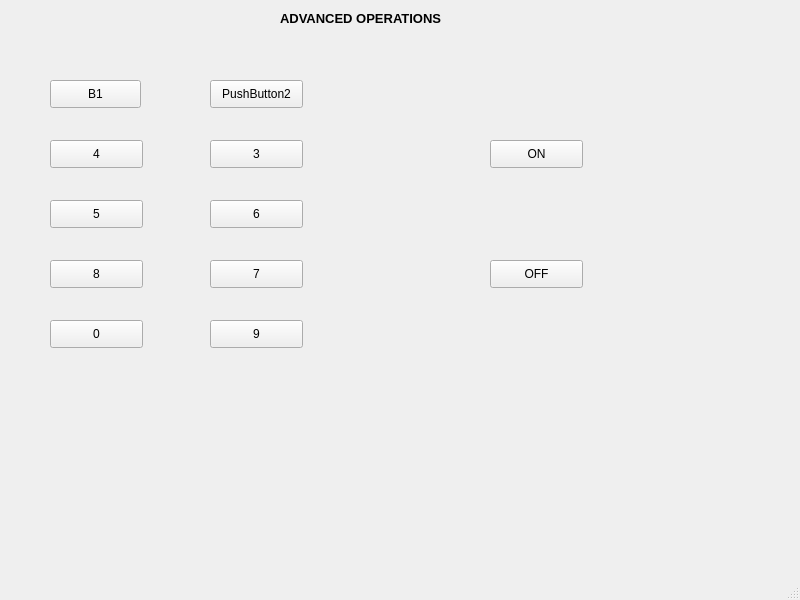
The window that NewGUI.ui (Patra2020/Image-Processing-GUI) describes before a commit, drawn with Qt 5.
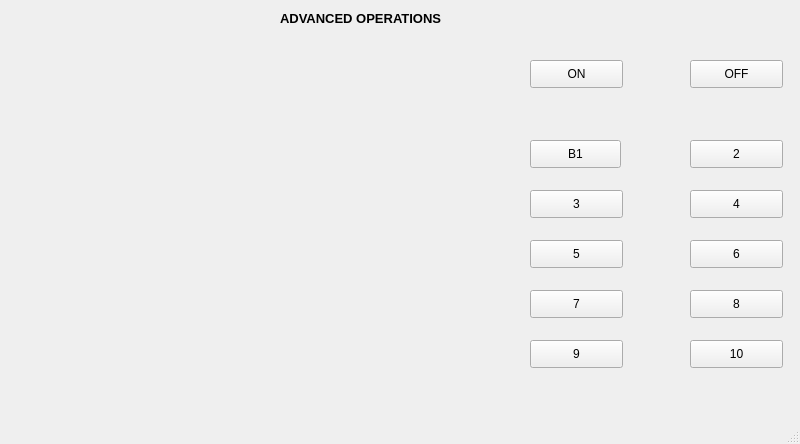
The same window after the commit.

Patch:
```diff
--- a/NewGUI.ui
+++ b/NewGUI.ui
@@ -7,7 +7,7 @@
     <x>0</x>
     <y>0</y>
     <width>800</width>
-    <height>600</height>
+    <height>444</height>
    </rect>
   </property>
   <property name="windowTitle">
@@ -37,8 +37,8 @@
    <widget class="QPushButton" name="pushButton_2">
     <property name="geometry">
      <rect>
-      <x>50</x>
-      <y>140</y>
+      <x>690</x>
+      <y>190</y>
       <width>93</width>
       <height>28</height>
      </rect>
@@ -50,8 +50,8 @@
    <widget class="QPushButton" name="pushButton_3">
     <property name="geometry">
      <rect>
-      <x>50</x>
-      <y>200</y>
+      <x>530</x>
+      <y>240</y>
       <width>93</width>
       <height>28</height>
      </rect>
@@ -63,8 +63,8 @@
    <widget class="QPushButton" name="pushButton_4">
     <property name="geometry">
      <rect>
-      <x>50</x>
-      <y>260</y>
+      <x>690</x>
+      <y>290</y>
       <width>93</width>
       <height>28</height>
      </rect>
@@ -76,21 +76,21 @@
    <widget class="QPushButton" name="pushButton_5">
     <property name="geometry">
      <rect>
-      <x>50</x>
-      <y>320</y>
+      <x>690</x>
+      <y>340</y>
       <width>93</width>
       <height>28</height>
      </rect>
     </property>
     <property name="text">
-     <string>0</string>
+     <string>10</string>
     </property>
    </widget>
    <widget class="QPushButton" name="pushButton">
     <property name="geometry">
      <rect>
-      <x>50</x>
-      <y>80</y>
+      <x>530</x>
+      <y>140</y>
       <width>91</width>
       <height>28</height>
      </rect>
@@ -102,21 +102,21 @@
    <widget class="QPushButton" name="pushButton_6">
     <property name="geometry">
      <rect>
-      <x>210</x>
-      <y>80</y>
+      <x>690</x>
+      <y>140</y>
       <width>93</width>
       <height>28</height>
      </rect>
     </property>
     <property name="text">
-     <string>PushButton2</string>
+     <string>2</string>
     </property>
    </widget>
    <widget class="QPushButton" name="pushButton_7">
     <property name="geometry">
      <rect>
-      <x>210</x>
-      <y>140</y>
+      <x>530</x>
+      <y>190</y>
       <width>93</width>
       <height>28</height>
      </rect>
@@ -128,8 +128,8 @@
    <widget class="QPushButton" name="pushButton_8">
     <property name="geometry">
      <rect>
-      <x>210</x>
-      <y>200</y>
+      <x>690</x>
+      <y>240</y>
       <width>93</width>
       <height>28</height>
      </rect>
@@ -141,8 +141,8 @@
    <widget class="QPushButton" name="pushButton_9">
     <property name="geometry">
      <rect>
-      <x>210</x>
-      <y>260</y>
+      <x>530</x>
+      <y>290</y>
       <width>93</width>
       <height>28</height>
      </rect>
@@ -154,8 +154,8 @@
    <widget class="QPushButton" name="pushButton_10">
     <property name="geometry">
      <rect>
-      <x>210</x>
-      <y>320</y>
+      <x>530</x>
+      <y>340</y>
       <width>93</width>
       <height>28</height>
      </rect>
@@ -167,8 +167,8 @@
    <widget class="QPushButton" name="pushButton_11">
     <property name="geometry">
      <rect>
-      <x>490</x>
-      <y>140</y>
+      <x>530</x>
+      <y>60</y>
       <width>93</width>
       <height>28</height>
      </rect>
@@ -180,8 +180,8 @@
    <widget class="QPushButton" name="pushButton_12">
     <property name="geometry">
      <rect>
-      <x>490</x>
-      <y>260</y>
+      <x>690</x>
+      <y>60</y>
       <width>93</width>
       <height>28</height>
      </rect>
@@ -190,6 +190,16 @@
      <string>OFF</string>
     </property>
    </widget>
+   <widget class="QWidget" name="widget" native="true">
+    <property name="geometry">
+     <rect>
+      <x>20</x>
+      <y>40</y>
+      <width>491</width>
+      <height>331</height>
+     </rect>
+    </property>
+   </widget>
   </widget>
   <widget class="QMenuBar" name="menubar">
    <property name="geometry">
```
Left out of the diff: 2 changed lines with no effect on the pictures.
